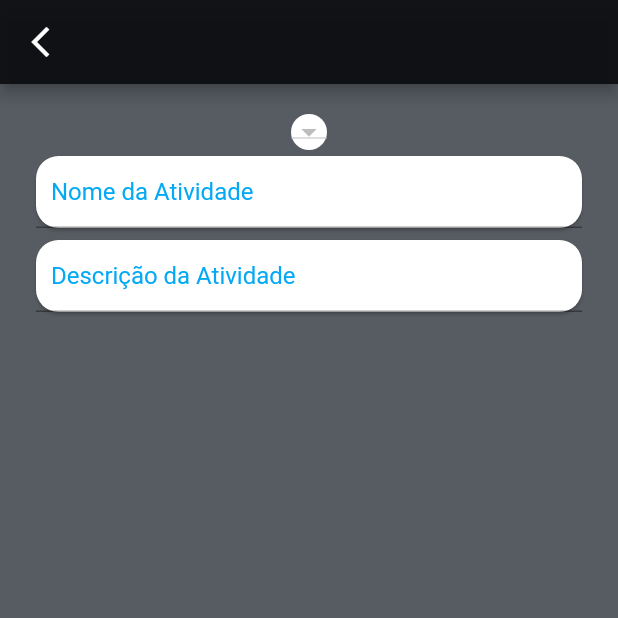
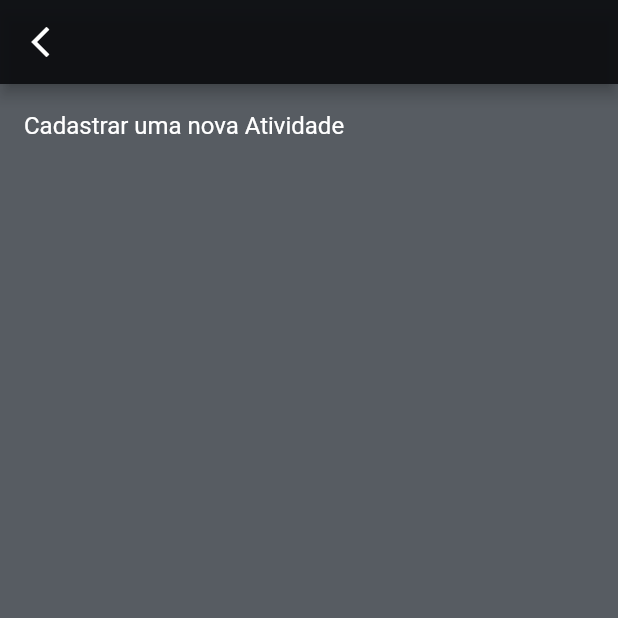
Before and after one commit to Andreibono/tcc_front, a Flutter app: the ActivityScreen screen opened directly with empty values, on a phone screen of 412 x 824 dp, the top half of it. Run offline on Flutter 3.47's test engine with Material 2 defaults, Android fonts, the phone set to English and light mode, and no system bars.

Commit message:
Adicionado tela de lista de atividades do usuário

```diff
--- /dev/null
+++ b/lib/screens/activities_screens/activity_screen.dart
@@ -0,0 +1,48 @@
+import 'package:flutter/material.dart';
+import 'package:tcc_front/components/app_bar_custom.dart';
+
+import '/models/user.dart';
+import '/util/app_routes.dart';
+
+class ActivityScreen extends StatelessWidget {
+  const ActivityScreen({Key? key}) : super(key: key);
+
+  @override
+  Widget build(BuildContext context) {
+    final user = ModalRoute.of(context)!.settings.arguments as User;
+    var check = user.activitiesList.isEmpty ? false : true;
+
+    return Scaffold(
+      appBar: AppBarCustom(),
+      body: Column(children: [
+        Visibility(
+          visible: check,
+          child: ListTile(
+            title: Text(
+              'Listar Atividades do Usuário',
+              style: TextStyle(color: Colors.white),
+            ),
+            onTap: () {
+              Navigator.pop(context);
+
+              Navigator.of(context)
+                  .pushNamed(AppRoutes.ACTIVITYUSERLIST, arguments: user);
+            },
+          ),
+        ),
+        ListTile(
+          title: Text(
+            'Cadastrar uma nova Atividade',
+            style: TextStyle(color: Colors.white),
+          ),
+          onTap: () {
+            Navigator.pop(context);
+
+            Navigator.of(context)
+                .pushNamed(AppRoutes.ADDACTIVITYSCREEN, arguments: user);
+          },
+        ),
+      ]),
+    );
+  }
+}
--- a/lib/screens/activity_screen.dart
+++ b/lib/screens/activities_screens/add_activity_screen.dart
@@ -1,16 +1,16 @@
 import 'package:flutter/material.dart';
 import 'package:provider/provider.dart';
 
-import '../components/app_bar_custom.dart';
-import '../models/auth.dart';
-import '../models/user.dart';
+import '../../components/app_bar_custom.dart';
+import '../../models/auth.dart';
+import '../../models/user.dart';
 
-class ActivityScreen extends StatefulWidget {
+class NewActivityScreen extends StatefulWidget {
   @override
-  State<ActivityScreen> createState() => _ActivityScreenState();
+  State<NewActivityScreen> createState() => _NewActivityScreenState();
 }
 
-class _ActivityScreenState extends State<ActivityScreen> {
+class _NewActivityScreenState extends State<NewActivityScreen> {
   bool buttomCheck = false;
   String? projectSelected;
   int projectSelectedIndex = -1;
--- a/lib/util/app_routes.dart
+++ b/lib/util/app_routes.dart
@@ -1,14 +1,23 @@
 class AppRoutes {
   static const HOME = '/home';
   static const LOGINSCREEN = '/';
+
+  // rota dos projetos
   static const PROJECTSCREEN = '/home/project';
   static const NEWPROJECTSCREEN = '/home/project/new';
   static const ADDUSERTOPROJECTSCREEN = 'home/project/adduser';
   static const PROJECTUSERSLIST = 'home/project/userslist';
+
+
+  // rota das empresas
   static const COMPANYSCREEN = 'home/company';
   static const NEWCOMPANY = '/home/company/newcompany';
   static const ADDUSERTOCOMPANY = '/home/company/adduser';
   static const NEWCOMPANYFORM = 'home/company/newcompany/form';
   static const COMPANYUSERSLIST = 'home/company/userslist';
+
+  // rota das atividades
   static const ACTIVITYSCREEN = 'home/activity';
+  static const ADDACTIVITYSCREEN = 'home/activity/new';
+  static const ACTIVITYUSERLIST = 'home/activity/usersList';
 }
```
Also changed, not shown: lib/main.dart (+6 -2 lines), lib/screens/activities_screens/activity_user_list_screen.dart (added, +37 -0 lines).
